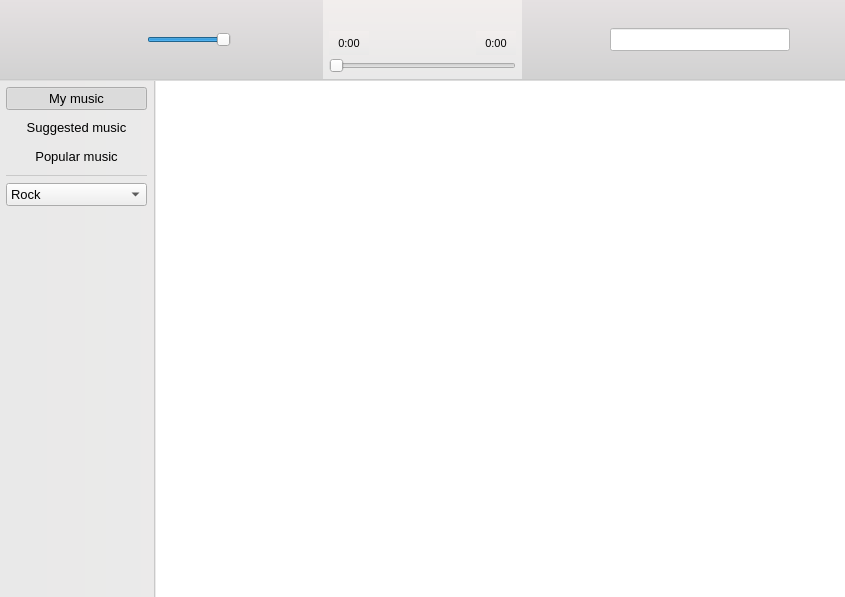
Qt form playerwidget.ui (Amixp/flow) before a commit.
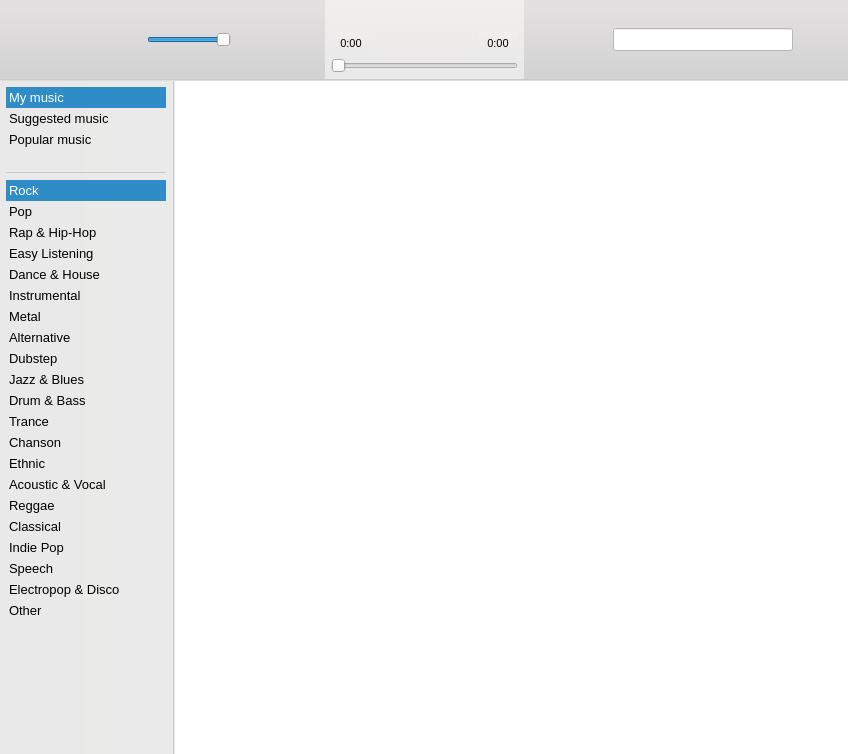
The same form after that commit. Icons and pictures are not drawn. Custom widgets are drawn as their Qt base class.

Patch:
```diff
--- a/playerwidget.ui
+++ b/playerwidget.ui
@@ -6,8 +6,8 @@
    <rect>
     <x>0</x>
     <y>0</y>
-    <width>845</width>
-    <height>597</height>
+    <width>848</width>
+    <height>754</height>
    </rect>
   </property>
   <property name="font">
@@ -527,60 +527,93 @@
         <number>6</number>
        </property>
        <item>
-        <widget class="QPushButton" name="myMusicButton">
+        <widget class="QListWidget" name="musicMenuListWidget">
+         <property name="sizePolicy">
+          <sizepolicy hsizetype="Minimum" vsizetype="Minimum">
+           <horstretch>0</horstretch>
+           <verstretch>0</verstretch>
+          </sizepolicy>
+         </property>
+         <property name="maximumSize">
+          <size>
+           <width>160</width>
+           <height>78</height>
+          </size>
+         </property>
          <property name="font">
           <font>
            <pointsize>10</pointsize>
           </font>
          </property>
-         <property name="text">
-          <string>My music</string>
+         <property name="cursor" stdset="0">
+          <cursorShape>PointingHandCursor</cursorShape>
          </property>
-         <property name="checkable">
-          <bool>true</bool>
+         <property name="autoFillBackground">
+          <bool>false</bool>
          </property>
-         <property name="checked">
-          <bool>true</bool>
+         <property name="styleSheet">
+          <string notr="true">QListWidget {
+background-color: rgb(255, 255, 255, 0);
+}
+
+QListWidget::item {
+ padding: 3px 0px 3px 0px;
+}</string>
          </property>
-         <property name="flat">
-          <bool>true</bool>
+         <property name="frameShape">
+          <enum>QFrame::NoFrame</enum>
          </property>
-        </widget>
-       </item>
-       <item>
-        <widget class="QPushButton" name="suggestedButton">
-         <property name="font">
-          <font>
-           <pointsize>10</pointsize>
-          </font>
+         <property name="frameShadow">
+          <enum>QFrame::Plain</enum>
          </property>
-         <property name="text">
-          <string>Suggested music</string>
+         <property name="editTriggers">
+          <set>QAbstractItemView::NoEditTriggers</set>
          </property>
-         <property name="checkable">
-          <bool>true</bool>
+         <property name="selectionBehavior">
+          <enum>QAbstractItemView::SelectRows</enum>
          </property>
-         <property name="flat">
-          <bool>true</bool>
+         <property name="spacing">
+          <number>0</number>
          </property>
-        </widget>
-       </item>
-       <item>
-        <widget class="QPushButton" name="popularButton">
-         <property name="font">
-          <font>
-           <pointsize>10</pointsize>
-          </font>
-         </property>
-         <property name="text">
-          <string>Popular music</string>
-         </property>
-         <property name="checkable">
+         <property name="uniformItemSizes">
           <bool>true</bool>
          </property>
-         <property name="flat">
+         <property name="selectionRectVisible">
           <bool>true</bool>
          </property>
+         <property name="currentRow">
+          <number>0</number>
+         </property>
+         <item>
+          <property name="text">
+           <string>My music</string>
+          </property>
+          <property name="font">
+           <font>
+            <pointsize>10</pointsize>
+           </font>
+          </property>
+         </item>
+         <item>
+          <property name="text">
+           <string>Suggested music</string>
+          </property>
+          <property name="font">
+           <font>
+            <pointsize>10</pointsize>
+           </font>
+          </property>
+         </item>
+         <item>
+          <property name="text">
+           <string>Popular music</string>
+          </property>
+          <property name="font">
+           <font>
+            <pointsize>10</pointsize>
+           </font>
+          </property>
+         </item>
         </widget>
        </item>
        <item>
@@ -597,54 +630,133 @@
         </widget>
        </item>
        <item>
-        <widget class="QComboBox" name="genreComboBox">
+        <widget class="QListWidget" name="musicSubMenuListWidget">
+         <property name="sizePolicy">
+          <sizepolicy hsizetype="Minimum" vsizetype="Minimum">
+           <horstretch>0</horstretch>
+           <verstretch>0</verstretch>
+          </sizepolicy>
+         </property>
+         <property name="maximumSize">
+          <size>
+           <width>160</width>
+           <height>16777215</height>
+          </size>
+         </property>
          <property name="font">
           <font>
            <pointsize>10</pointsize>
           </font>
          </property>
          <property name="styleSheet">
-          <string notr="true">text-align: center;</string>
+          <string notr="true">QListWidget {
+background-color: rgb(255, 255, 255, 0);
+}
+
+QListWidget::item {
+ padding: 3px 0px 3px 0px;
+}</string>
+         </property>
+         <property name="frameShape">
+          <enum>QFrame::NoFrame</enum>
+         </property>
+         <property name="frameShadow">
+          <enum>QFrame::Plain</enum>
+         </property>
+         <property name="editTriggers">
+          <set>QAbstractItemView::NoEditTriggers</set>
+         </property>
+         <property name="selectionBehavior">
+          <enum>QAbstractItemView::SelectRows</enum>
+         </property>
+         <property name="uniformItemSizes">
+          <bool>true</bool>
+         </property>
+         <property name="selectionRectVisible">
+          <bool>true</bool>
+         </property>
+         <property name="currentRow">
+          <number>0</number>
          </property>
          <item>
           <property name="text">
            <string>Rock</string>
           </property>
+          <property name="font">
+           <font>
+            <pointsize>10</pointsize>
+           </font>
+          </property>
          </item>
          <item>
           <property name="text">
            <string>Pop</string>
           </property>
+          <property name="font">
+           <font>
+            <pointsize>10</pointsize>
+           </font>
+          </property>
          </item>
          <item>
           <property name="text">
-           <string>Rap &amp; Hip-hop</string>
+           <string>Rap &amp; Hip-Hop</string>
+          </property>
+          <property name="font">
+           <font>
+            <pointsize>10</pointsize>
+           </font>
           </property>
          </item>
          <item>
           <property name="text">
            <string>Easy Listening</string>
           </property>
+          <property name="font">
+           <font>
+            <pointsize>10</pointsize>
+           </font>
+          </property>
          </item>
          <item>
           <property name="text">
            <string>Dance &amp; House</string>
           </property>
+          <property name="font">
+           <font>
+            <pointsize>10</pointsize>
+           </font>
+          </property>
          </item>
          <item>
           <property name="text">
            <string>Instrumental</string>
           </property>
+          <property name="font">
+           <font>
+            <pointsize>10</pointsize>
+           </font>
+          </property>
          </item>
          <item>
           <property name="text">
            <string>Metal</string>
           </property>
+          <property name="font">
+           <font>
+            <pointsize>10</pointsize>
+           </font>
+          </property>
          </item>
          <item>
           <property name="text">
            <string>Alternative</string>
           </property>
+          <property name="font">
+           <font>
+            <pointsize>10</pointsize>
+           </font>
+          </property>
          </item>
          <item>
           <property name="text">
@@ -655,6 +767,11 @@
           <property name="text">
            <string>Jazz &amp; Blues</string>
           </property>
+          <property name="font">
+           <font>
+            <pointsize>10</pointsize>
+           </font>
+          </property>
          </item>
          <item>
           <property name="text">
@@ -665,67 +782,104 @@
           <property name="text">
            <string>Trance</string>
           </property>
+          <property name="font">
+           <font>
+            <pointsize>10</pointsize>
+           </font>
+          </property>
          </item>
          <item>
           <property name="text">
            <string>Chanson</string>
           </property>
+          <property name="font">
+           <font>
+            <pointsize>10</pointsize>
+           </font>
+          </property>
          </item>
          <item>
           <property name="text">
            <string>Ethnic</string>
           </property>
+          <property name="font">
+           <font>
+            <pointsize>10</pointsize>
+           </font>
+          </property>
          </item>
          <item>
           <property name="text">
            <string>Acoustic &amp; Vocal</string>
           </property>
+          <property name="font">
+           <font>
+            <pointsize>10</pointsize>
+           </font>
+          </property>
          </item>
          <item>
           <property name="text">
            <string>Reggae</string>
           </property>
+          <property name="font">
+           <font>
+            <pointsize>10</pointsize>
+           </font>
+          </property>
          </item>
          <item>
           <property name="text">
            <string>Classical</string>
           </property>
+          <property name="font">
+           <font>
+            <pointsize>10</pointsize>
+           </font>
+          </property>
          </item>
          <item>
           <property name="text">
            <string>Indie Pop</string>
           </property>
+          <property name="font">
+           <font>
+            <pointsize>10</pointsize>
+           </font>
+          </property>
          </item>
          <item>
           <property name="text">
            <string>Speech</string>
           </property>
+          <property name="font">
+           <font>
+            <pointsize>10</pointsize>
+           </font>
+          </property>
          </item>
          <item>
           <property name="text">
            <string>Electropop &amp; Disco</string>
           </property>
+          <property name="font">
+           <font>
+            <pointsize>10</pointsize>
+           </font>
+          </property>
          </item>
          <item>
           <property name="text">
            <string>Other</string>
           </property>
+          <property name="font">
+           <font>
+            <pointsize>10</pointsize>
+           </font>
+          </property>
          </item>
         </widget>
        </item>
-       <item>
-        <spacer name="verticalSpacer">
-         <property name="orientation">
-          <enum>Qt::Vertical</enum>
-         </property>
-         <property name="sizeHint" stdset="0">
-          <size>
-           <width>20</width>
-           <height>40</height>
-          </size>
-         </property>
-        </spacer>
-       </item>
       </layout>
      </item>
      <item>
```
Left out of the diff: 3 changed lines with no effect on the pictures.
